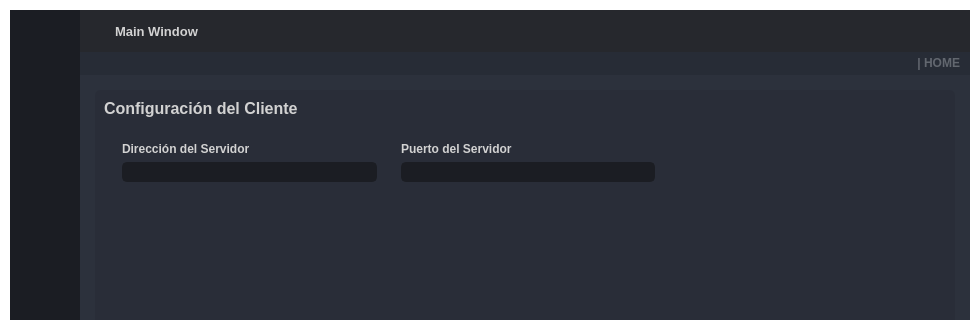
Before: the Qt Designer form visuals/GUI_BASE.ui in dariolggomez/HEATS-BOARD, drawn with Qt 5; both pictures show x 0 to 980 and y 0 to 320 of the 980 by 718 pixel window.
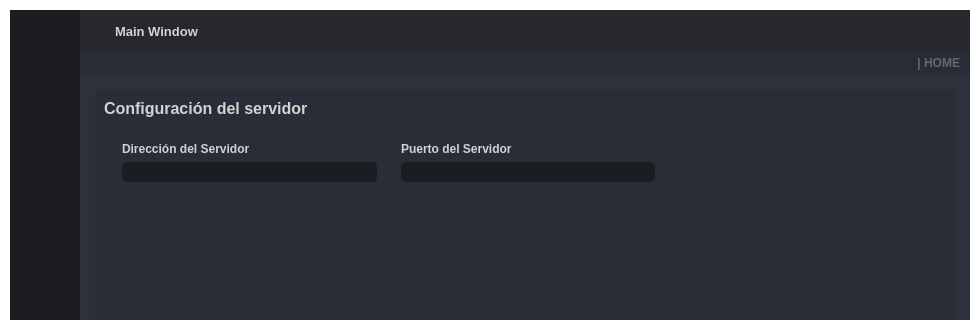
After: the same form once the commit is applied. The open tabs and pages were chosen to show the change. Icons and pictures are not drawn.

Commit message: fixed server config name

Patch:
```diff
--- a/visuals/GUI_BASE.ui
+++ b/visuals/GUI_BASE.ui
@@ -5370,7 +5370,7 @@
                              <string notr="true"/>
                             </property>
                             <property name="text">
-                             <string>Configuración del Cliente</string>
+                             <string>Configuración del servidor</string>
                             </property>
                            </widget>
                           </item>
```
Left out of the diff: 2 changed lines with no effect on the pictures. The commit also changes 1 other file.
